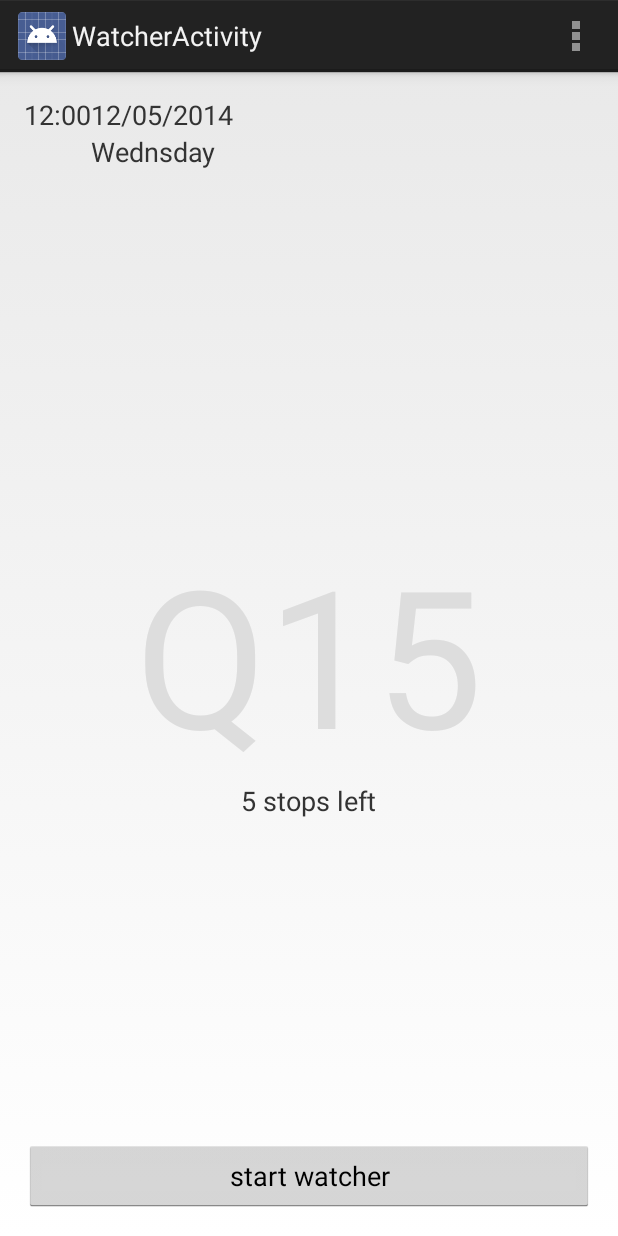
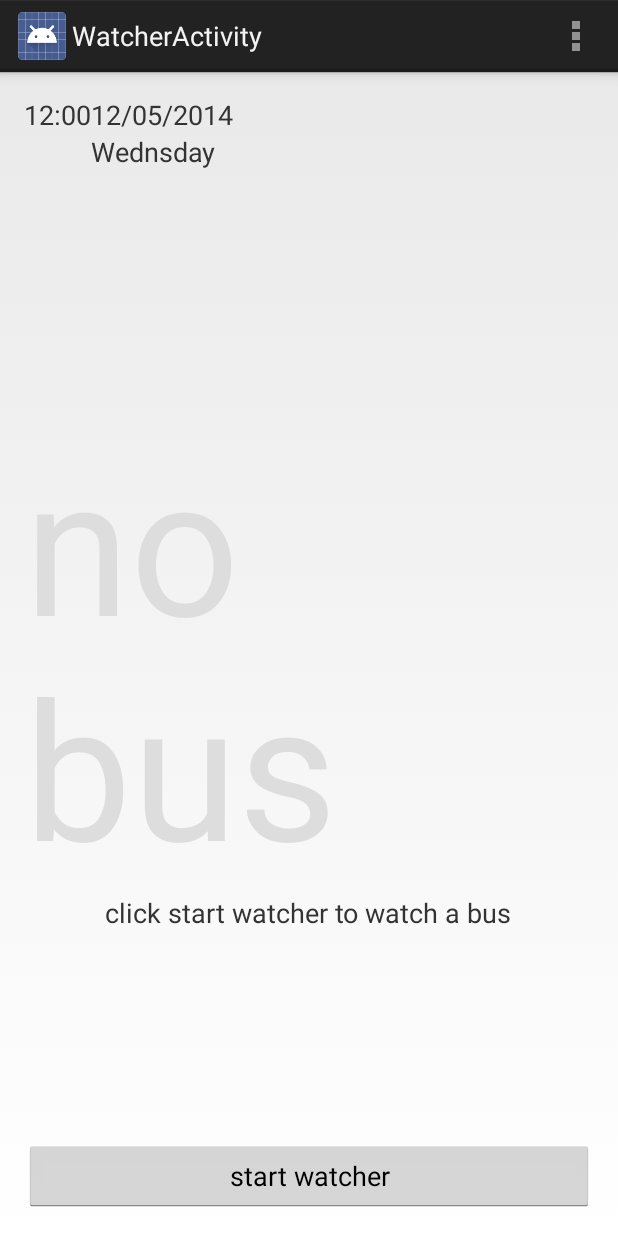
Before and after one commit to yiochen/BusWatcher, an Android app: the screen it shows after launch (WatcherActivity), on a phone screen of 412 x 824 dp. Run offline under Robolectric (Android 15) with nearby library versions, the phone set to English and light mode, and no system bars.

Commit message:
set up default view

```diff
--- a/app/src/main/java/com/hackru/buswatcher/WatcherActivity.java
+++ b/app/src/main/java/com/hackru/buswatcher/WatcherActivity.java
@@ -85,7 +85,7 @@ public class WatcherActivity extends Activity {
             });
             busName=(TextView)rootView.findViewById(R.id.text_bus_code);
             stopLeft=(TextView)rootView.findViewById(R.id.text_stop_left);
-            if (watchingBus>=0 && watchingStop>=0) initializeWatch(watchingBus, watchingStop);
+           initializeWatch(watchingBus, watchingStop);
             return rootView;
         }
 
@@ -94,8 +94,18 @@ public class WatcherActivity extends Activity {
          */
 
         private void initializeWatch(int busIndex, int stopIndex){
-            busName.setText(BusCollection.getInstance(getActivity()).getData().get(busIndex).getNameString());
-            stopLeft.setText("5 stop from"+ StopCollection.getInstance(getActivity(),busIndex).getData().get(stopIndex).getStreet());
+
+            //user already selected
+            if (watchingBus>=0 && watchingStop>=0) {
+                busName.setText(BusCollection.getInstance(getActivity()).getData().get(busIndex).getNameString());
+                stopLeft.setText("5 stop from"+ StopCollection.getInstance(getActivity(),busIndex).getData().get(stopIndex).getStreet());
+            }
+            else{
+                //user haven't selected
+                busName.setText("no bus");
+                stopLeft.setText("click start watcher to watch a bus");
+            }
+
         }
     }
 }
```
